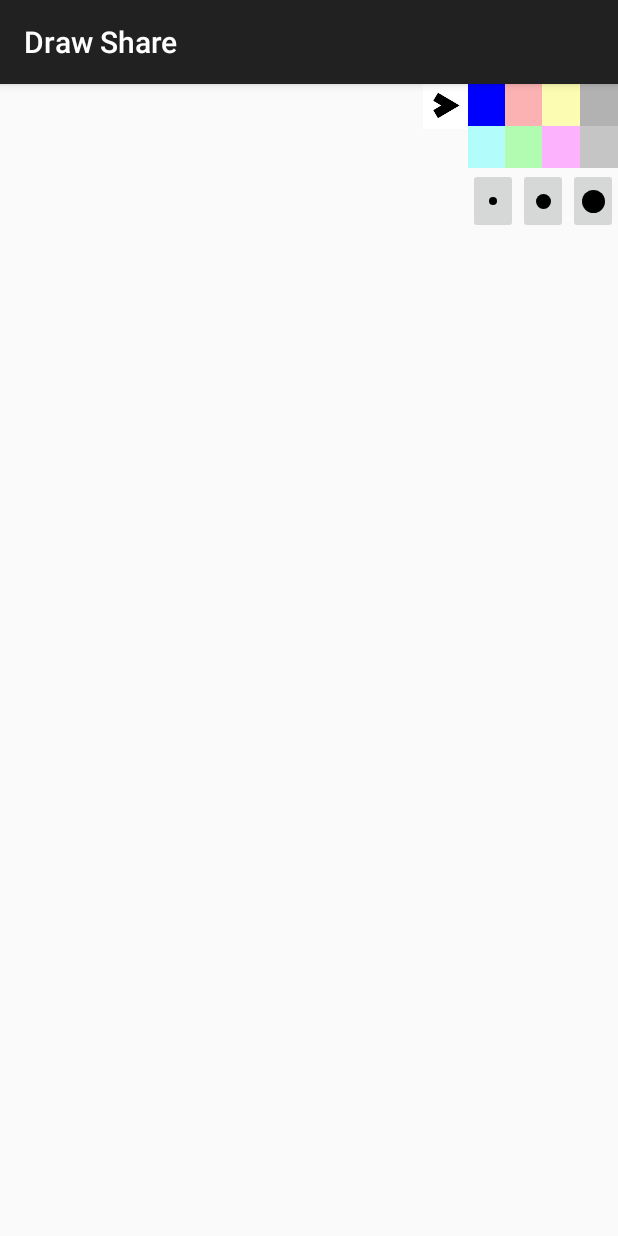
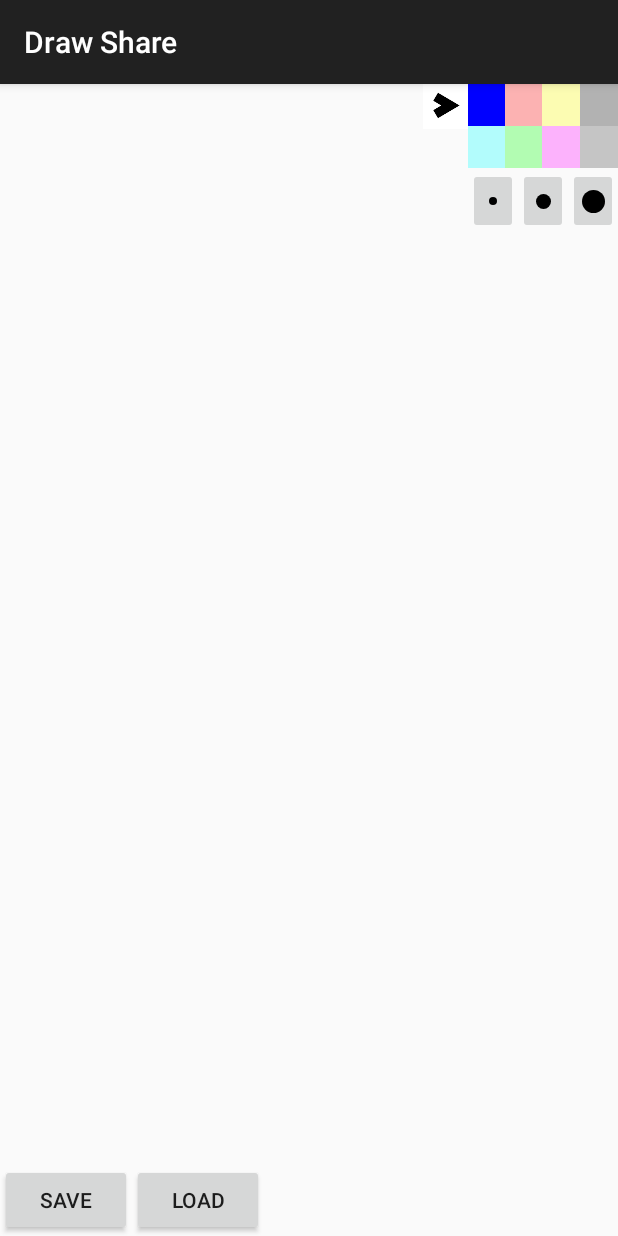
Before and after one commit to benjycap/DrawShare, an Android app: the screen it shows after launch (DrawActivity), on a phone screen of 412 x 824 dp. Run offline under Robolectric (Android 15) with nearby library versions, the phone set to English and light mode, and no system bars.

Commit message:
Basic Save/Load Feature

```diff
--- a/app/src/main/java/com/benjycap/drawshare/DrawActivity.java
+++ b/app/src/main/java/com/benjycap/drawshare/DrawActivity.java
@@ -8,6 +8,7 @@ import android.support.v7.app.ActionBarActivity;
 import android.os.Bundle;
 import android.util.Log;
 import android.view.View;
+import android.widget.Button;
 import android.widget.FrameLayout;
 import android.widget.ImageButton;
 import android.widget.RelativeLayout;
@@ -76,6 +77,8 @@ public class DrawActivity extends ActionBarActivity {
 
         mPaletteToggleButton = (ImageButton)findViewById(R.id.palette_toggle_button);
         mRemoteDrawToggleButton = (ImageButton)findViewById(R.id.remote_draw_toggle_button);
+
+        setupSaveLoadButtons();
     }
 
     @Override
@@ -158,4 +161,24 @@ public class DrawActivity extends ActionBarActivity {
         buttonParams.topMargin = buttonTopMargin;
     }
 
+    private void setupSaveLoadButtons() {
+        Button saveButton = (Button)findViewById(R.id.save_button);
+        Button loadButton = (Button)findViewById(R.id.load_button);
+
+        saveButton.setOnClickListener(new View.OnClickListener() {
+            @Override
+            public void onClick(View view) {
+                PaintedPathList.SerializableInstance saveInstance = mDrawFragment.getDrawViewSerializable();
+                SaveLoadHelper.Save(DrawActivity.this, saveInstance, "test");
+            }
+        });
+
+        loadButton.setOnClickListener(new View.OnClickListener() {
+            @Override
+            public void onClick(View view) {
+                PaintedPathList.SerializableInstance loadInstance = SaveLoadHelper.Load(DrawActivity.this, "test");
+                mDrawFragment.setDrawViewPaintedPathList(PaintedPathList.deserialize(loadInstance));
+            }
+        });
+    }
 }
--- a/app/src/main/java/com/benjycap/drawshare/PaintedPathList.java
+++ b/app/src/main/java/com/benjycap/drawshare/PaintedPathList.java
@@ -63,7 +63,9 @@ public class PaintedPathList extends ArrayList<PaintedPath> {
             colors.add(color);
         }
 
-        public void pushWidth(Float width) { widths.add(width); }
+        public void pushWidth(Float width) {
+            widths.add(width);
+        }
 
         public void pushMoveTo(Float x, Float y) {
             xMoveTo.add(x);
--- a/app/src/main/java/com/benjycap/drawshare/PaintedView.java
+++ b/app/src/main/java/com/benjycap/drawshare/PaintedView.java
@@ -21,6 +21,9 @@ public class PaintedView extends View {
         mPaintedPaths = paintedPaths;
         // View needs redrawing after paths have been changed
         invalidate();
+    }
+    public PaintedPathList.SerializableInstance getSerializable() {
+        return mPaintedPaths.getSerializableInstance();
     }
 
     // Constructors
--- a/app/src/main/res/layout/activity_draw.xml
+++ b/app/src/main/res/layout/activity_draw.xml
@@ -23,6 +23,27 @@
         android:layout_alignParentBottom="true"
         android:layout_alignParentRight="true" />
 
+    <LinearLayout
+        android:layout_width="wrap_content"
+        android:layout_height="wrap_content"
+        android:orientation="horizontal"
+        android:layout_alignParentBottom="true"
+        android:layout_alignParentLeft="true" >
+
+        <Button
+            android:id="@+id/save_button"
+            android:layout_width="wrap_content"
+            android:layout_height="wrap_content"
+            android:text="@string/save_serializable"/>
+
+        <Button
+            android:id="@+id/load_button"
+            android:layout_width="wrap_content"
+            android:layout_height="wrap_content"
+            android:text="@string/load_serializable"/>
+
+    </LinearLayout>
+
     <ImageButton
         android:id="@+id/palette_toggle_button"
         android:layout_width="30dp"
--- a/app/src/main/res/values/strings.xml
+++ b/app/src/main/res/values/strings.xml
@@ -3,5 +3,7 @@
 
     <string name="app_name">Draw Share</string>
     <string name="action_settings">Settings</string>
+    <string name="save_serializable">Save</string>
+    <string name="load_serializable">Load</string>
 
 </resources>
```
Also changed, not shown: app/src/main/java/com/benjycap/drawshare/DrawFragment.java (+8 -0 lines), app/src/main/java/com/benjycap/drawshare/SaveLoadHelper.java (added, +52 -0 lines).
